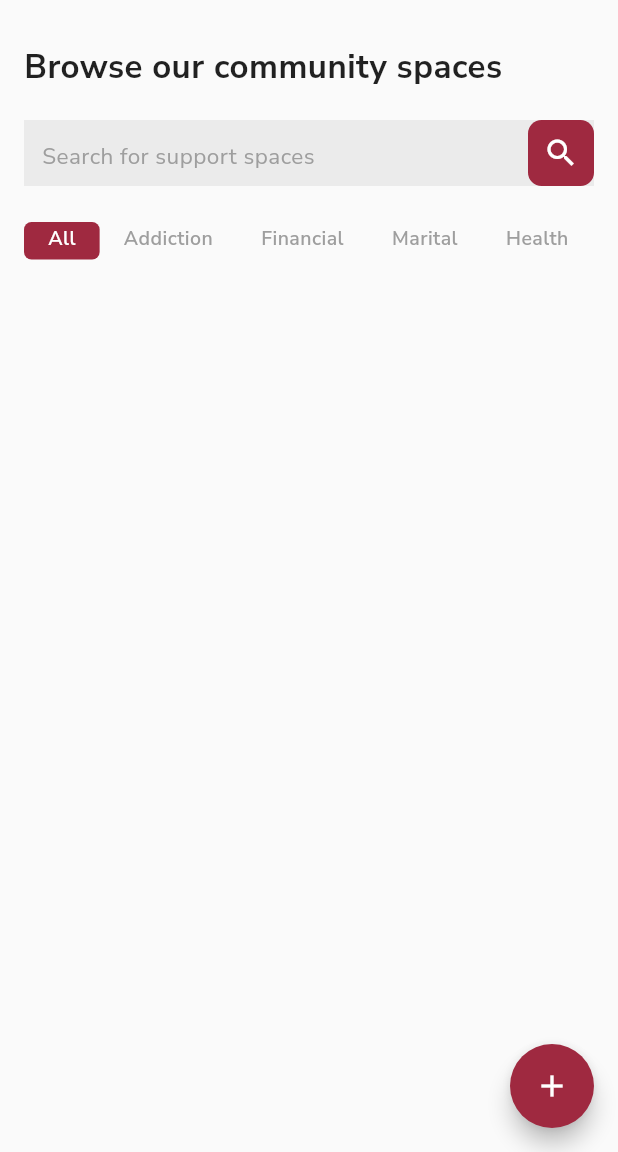
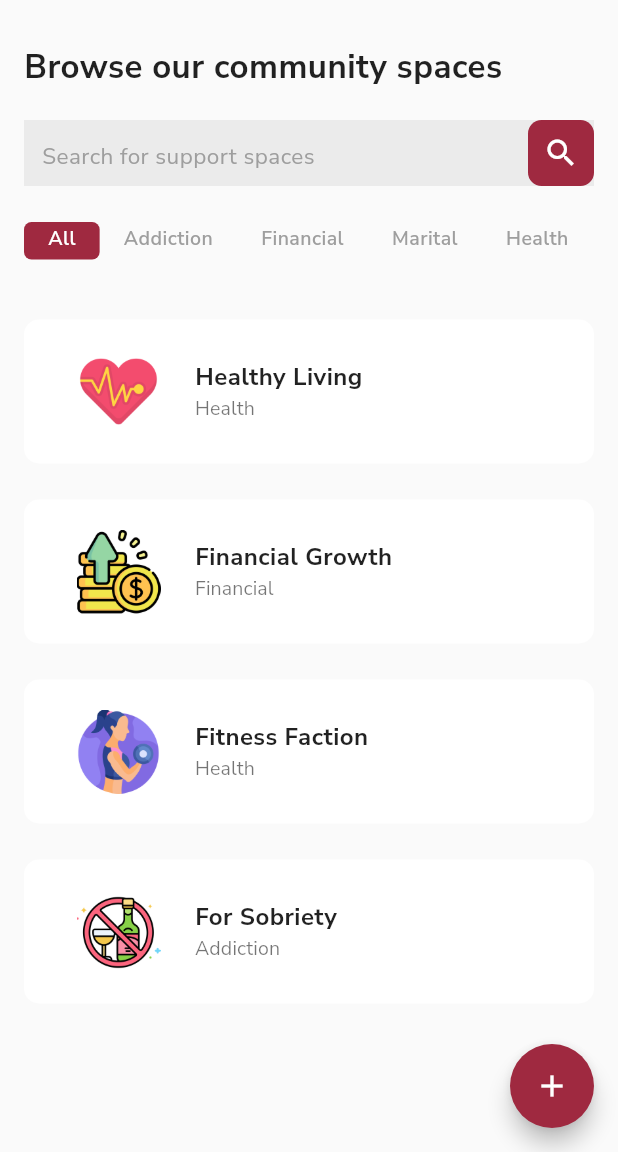
Before and after one commit to iwanjo/aura_flutter, a Flutter app: the SupportSpaces screen opened directly, on a phone screen of 412 x 824 dp, the part 84-1236 px from its top. Run offline on Flutter 3.47's test engine with Material 2 defaults, Android fonts, the phone set to English and light mode, and no system bars; our stand-ins replace cloud_firestore, firebase_auth, firebase_core, firebase_database, firebase_storage, google_fonts and 5 more; missing offline and left inert: day_night_switcher; accounts and stored records are empty.

Commit message:
Community Spaces cards and info

```diff
--- a/lib/component/support_space_view.dart
+++ b/lib/component/support_space_view.dart
@@ -5,6 +5,7 @@ import 'package:google_fonts/google_fonts.dart';
 
 class SupportSpaceView extends StatefulWidget {
   var spaceName;
+  var spaceDescription;
   var spaceCategory;
   var spaceMembers;
   var spaceImg;
@@ -12,6 +13,7 @@ class SupportSpaceView extends StatefulWidget {
   SupportSpaceView(
       {Key? key,
       this.spaceName,
+      this.spaceDescription,
       this.spaceCategory,
       this.spaceMembers,
       this.spaceImg})
@@ -31,6 +33,7 @@ class _SupportSpaceViewState extends State<SupportSpaceView> {
             MaterialPageRoute(
                 builder: (context) => SupportSpaceInfo(
                       spaceName: this.widget.spaceName,
+                      spaceDescription: this.widget.spaceDescription,
                       spaceImg: this.widget.spaceImg,
                       spaceCategory: this.widget.spaceCategory,
                       spaceMembers: this.widget.spaceMembers,
@@ -46,13 +49,13 @@ class _SupportSpaceViewState extends State<SupportSpaceView> {
           child: ListTile(
             leading: Image.asset(
               this.widget.spaceImg,
-              height: 80,
-              width: 80,
+              height: 70,
+              width: 70,
             ),
             title: Text(
               this.widget.spaceName,
               style: GoogleFonts.nunitoSans(
-                fontSize: 18.0,
+                fontSize: 16.0,
                 fontWeight: FontWeight.bold,
                 letterSpacing: .3,
               ),
--- a/lib/views/home.dart
+++ b/lib/views/home.dart
@@ -90,7 +90,7 @@ class _HomeState extends State<Home> {
                                 Text(
                                   "Welcome, ",
                                   style: GoogleFonts.nunitoSans(
-                                      fontSize: 18.0,
+                                      fontSize: 17.0,
                                       fontWeight: FontWeight.bold),
                                 ),
                                 UserDetails,
@@ -123,8 +123,8 @@ class _HomeState extends State<Home> {
                           ]),
                       Image.asset(
                         "assets/aurabot.png",
-                        width: 110.0,
-                        height: 110.0,
+                        width: 100.0,
+                        height: 100.0,
                       ),
                     ],
                   ),
--- a/lib/views/support_spaces.dart
+++ b/lib/views/support_spaces.dart
@@ -1,4 +1,5 @@
 import 'package:aura_flutter/component/create_support_space.dart';
+import 'package:aura_flutter/component/support_space_view.dart';
 import 'package:cloud_firestore/cloud_firestore.dart';
 import 'package:flutter/material.dart';
 import 'package:firebase_auth/firebase_auth.dart';
@@ -121,6 +122,23 @@ class _SupportSpacesState extends State<SupportSpaces>
                 ],
               ),
             ),
+            Container(
+              height: 1300,
+              padding: EdgeInsets.symmetric(horizontal: 0, vertical: 20),
+              child: TabBarView(
+                controller: _spaceTabBarController,
+                children: [
+                  allSpacesView(),
+                  allSpacesView(),
+                  allSpacesView(),
+                  allSpacesView(),
+                  allSpacesView(),
+                  allSpacesView(),
+                  allSpacesView(),
+                  allSpacesView(),
+                ],
+              ),
+            ),
           ],
         ),
       ),
@@ -137,4 +155,57 @@ class _SupportSpacesState extends State<SupportSpaces>
       ),
     );
   }
+
+  allSpacesView() {
+    return Padding(
+      padding: EdgeInsets.symmetric(
+        vertical: 20,
+      ),
+      child: Column(
+        children: <Widget>[
+          SupportSpaceView(
+            spaceName: "Healthy Living",
+            spaceCategory: "Health",
+            spaceDescription:
+                "We are an open community of all people who are keen on embracing healthy living habits and changing their perspective on diet and exercise.",
+            spaceMembers: "392 members",
+            spaceImg: "assets/healthy.png",
+          ),
+          SizedBox(
+            height: 24,
+          ),
+          SupportSpaceView(
+            spaceName: "Financial Growth",
+            spaceCategory: "Financial",
+            spaceDescription:
+                "Welcome to Financial Growth. This support space exists to share stories of carefully managing one's finances, ethically growing one's money and great investment topics.",
+            spaceMembers: "456 members",
+            spaceImg: "assets/profits.png",
+          ),
+          SizedBox(
+            height: 24,
+          ),
+          SupportSpaceView(
+            spaceName: "Fitness Faction",
+            spaceDescription:
+                "This is Fitness Faction. Feel free to join our community. We know how hard it is to maintain a consistent health and fitness regiment. That's why we created this support space, to help motivate all among us to keep going and surpass our limits.",
+            spaceCategory: "Health",
+            spaceMembers: "532 members",
+            spaceImg: "assets/fitness.png",
+          ),
+          SizedBox(
+            height: 24,
+          ),
+          SupportSpaceView(
+            spaceName: "For Sobriety",
+            spaceCategory: "Addiction",
+            spaceDescription:
+                "Beating an addiction is hard without support or guidance. For Sobriety is a group dedicated to ensuring we can all beat the odds and become sober with an extensive support unit.",
+            spaceMembers: "197 members",
+            spaceImg: "assets/alcohol.png",
+          ),
+        ],
+      ),
+    );
+  }
 }
```
Also changed, not shown: lib/component/create_support_space.dart (+2 -6 lines), lib/views/support_space_info.dart (+78 -1 lines), assets/alcohol.png (added), assets/fitness.png (added), assets/healthy.png (added), assets/profits.png (added).
